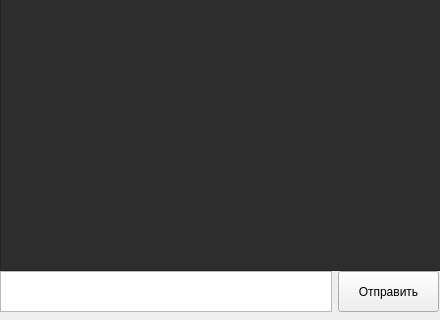
Old version of the form Chat_UDP_Ver2/untitled1/mainwindow.ui in the repository Achilles911/Chat_UDP_ver2; both pictures show x 0 to 440 and y 160 to 480 of the 440 by 480 pixel window.
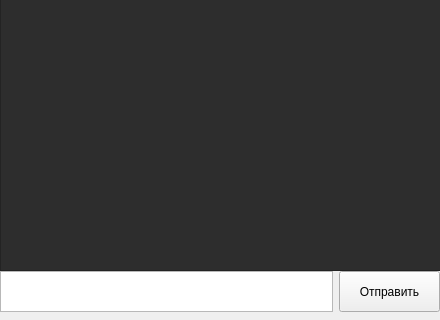
New version of the form.

The edit to the form file:
```diff
--- a/Chat_UDP_Ver2/untitled1/mainwindow.ui
+++ b/Chat_UDP_Ver2/untitled1/mainwindow.ui
@@ -127,7 +127,7 @@
      <rect>
       <x>0</x>
       <y>430</y>
-      <width>439</width>
+      <width>440</width>
       <height>43</height>
      </rect>
     </property>
@@ -163,7 +163,7 @@
      </item>
     </layout>
    </widget>
-   <widget class="QWidget" name="">
+   <widget class="QWidget" name="layoutWidget">
     <property name="geometry">
      <rect>
       <x>20</x>
```
Left out of the diff: 4 changed lines with no effect on the pictures.
